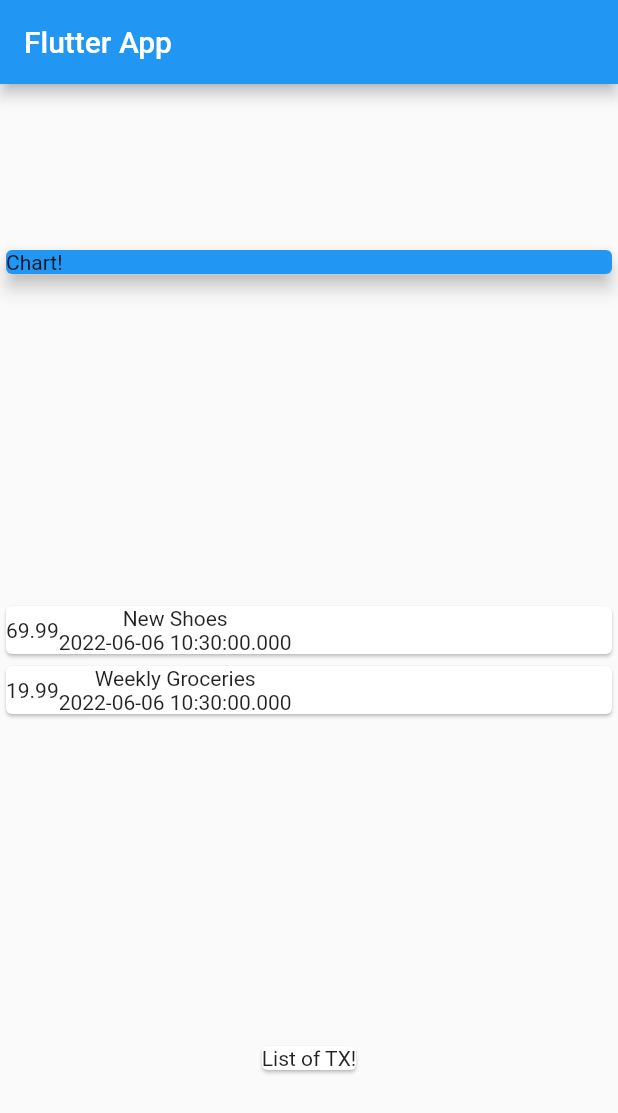
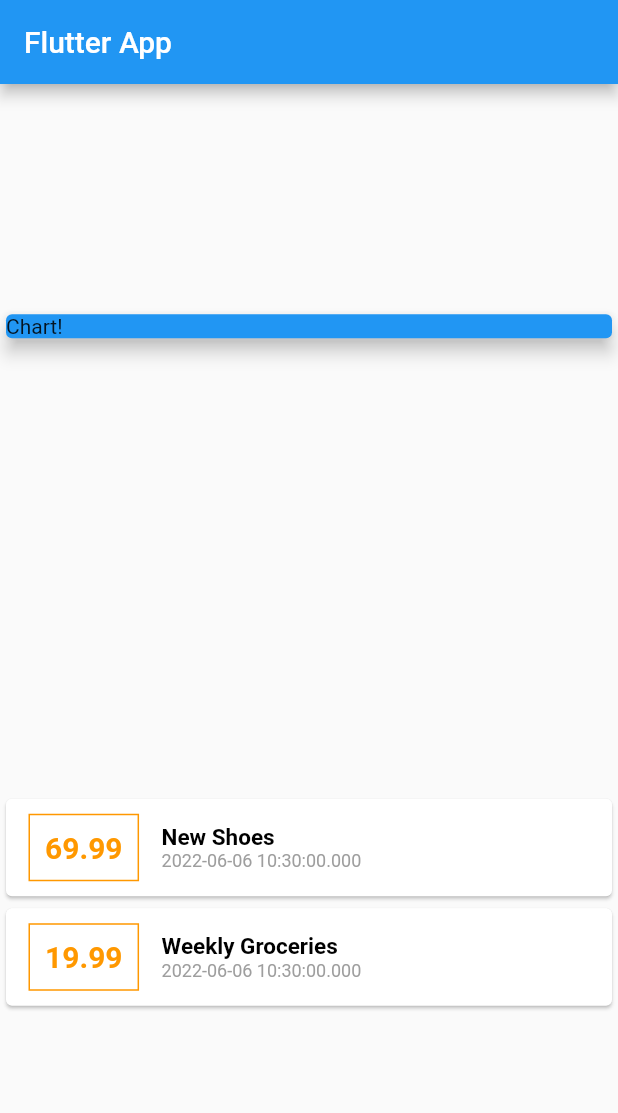
Before and after one commit to maxangyuejun/personal-expenses-app, a Flutter app: the screen it shows after launch, on a phone screen of 412 x 824 dp. Shown: the top 1113 px of the screen. Run offline on Flutter 3.47's test engine with Material 2 defaults, Android fonts, the phone set to English and light mode, and no system bars; Roboto replaces fonts that are missing (Comic Sans MS).

Commit message:
styling of card widgets for transactions

```diff
--- a/lib/main.dart
+++ b/lib/main.dart
@@ -58,15 +58,49 @@ class MyHomePage extends StatelessWidget {
           Column(
             children: transactions.map((tx) {
               return Card(
+                // color: Colors.blue,
                 child: Row(
                   children: <Widget>[
                     Container(
-                      child: Text(tx.amount.toString()),
+                      margin: const EdgeInsets.symmetric(
+                        vertical: 10.0,
+                        horizontal: 15.0,
+                      ),
+                      decoration: BoxDecoration(
+                        border: Border.all(
+                          color: Colors.orange,
+                        ),
+                      ),
+                      padding: EdgeInsets.all(10),
+                      // color: Colors.orange,
+                      child: Text(
+                        tx.amount.toString(),
+                        style: TextStyle(
+                          fontWeight: FontWeight.bold,
+                          fontSize: 20,
+                          fontFamily: 'Comic Sans MS',
+                          color: Colors.orange,
+                        ),
+                      ),
                     ),
                     Column(
+                      crossAxisAlignment: CrossAxisAlignment.start,
                       children: <Widget>[
-                        Text(tx.title),
-                        Text(tx.date.toString()),
+                        Text(
+                          tx.title,
+                          style: TextStyle(
+                            fontSize: 15,
+                            fontWeight: FontWeight.bold,
+                            color: Colors.black,
+                          ),
+                        ),
+                        Text(
+                          tx.date.toString(),
+                          style: TextStyle(
+                            fontSize: 12,
+                            color: Colors.grey,
+                          ),
+                        ),
                       ],
                     ),
                   ],
@@ -74,9 +108,6 @@ class MyHomePage extends StatelessWidget {
               );
             }).toList(),
           ),
-          Card(
-            child: Text("List of TX!"),
-          ),
         ],
       ),
     );
```
Also changed, not shown: 1 other file.
